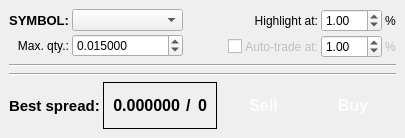
alimogh/trdk, file sources/Strategies/ArbitrationAdvisor/StrategyWindow.ui: the form before one commit.
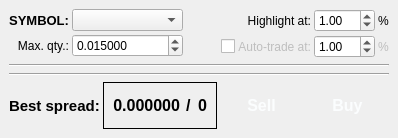
The form after the commit.

Commit message: [robot] Fixed trade info from Bittrex at partition filling.

```diff
--- a/sources/Strategies/ArbitrationAdvisor/StrategyWindow.ui
+++ b/sources/Strategies/ArbitrationAdvisor/StrategyWindow.ui
@@ -6,7 +6,7 @@
    <rect>
     <x>0</x>
     <y>0</y>
-    <width>405</width>
+    <width>398</width>
     <height>138</height>
    </rect>
   </property>
@@ -86,8 +86,8 @@
         </property>
         <property name="sizeHint" stdset="0">
          <size>
-          <width>40</width>
-          <height>20</height>
+          <width>3</width>
+          <height>0</height>
          </size>
         </property>
        </spacer>
```
Left out of the diff: 4 changed lines with no effect on the pictures. The commit also changes 1 other file.
